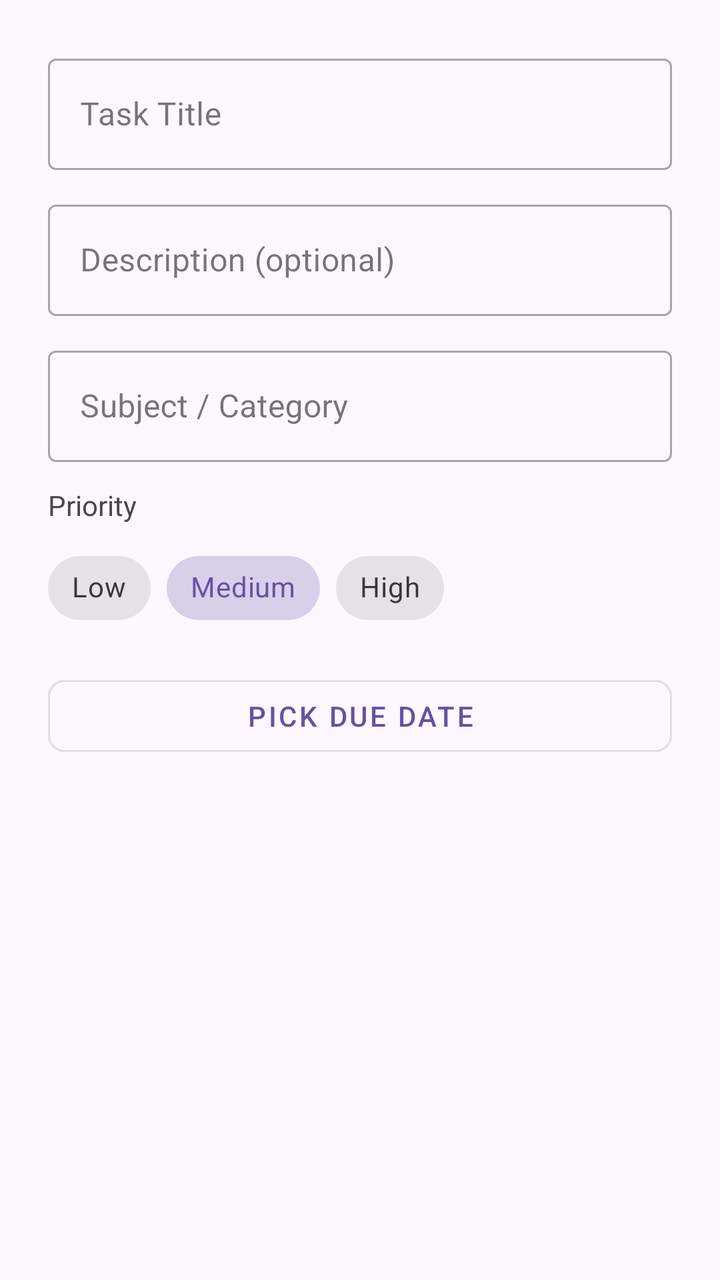
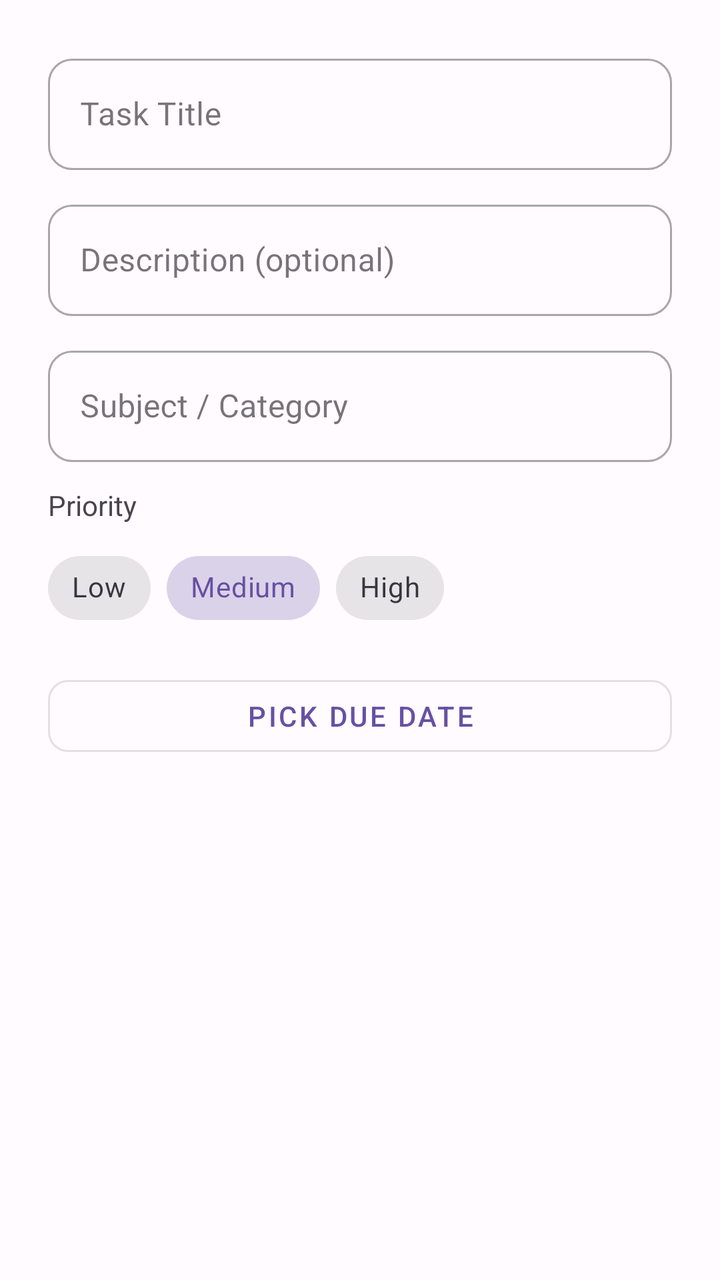

Screens rendered from an Android XML layout before and after an edit, with the pre-edit source and the edit as a unified diff.
<!-- AndroidManifest.xml: application theme Theme.StudySyncproject -->
<!-- res/layout/dialog_create_task.xml -->
<?xml version="1.0" encoding="utf-8"?>
<LinearLayout xmlns:android="http://schemas.android.com/apk/res/android"
    xmlns:app="http://schemas.android.com/apk/res-auto"
    android:layout_width="match_parent"
    android:layout_height="wrap_content"
    android:orientation="vertical"
    android:padding="24dp">

    <com.google.android.material.textfield.TextInputLayout
        android:id="@+id/til_title"
        style="@style/Widget.MaterialComponents.TextInputLayout.OutlinedBox"
        android:layout_width="match_parent"
        android:layout_height="wrap_content"
        android:layout_marginBottom="12dp"
        android:hint="Task Title">

        <com.google.android.material.textfield.TextInputEditText
            android:id="@+id/et_title"
            android:layout_width="match_parent"
            android:layout_height="wrap_content"
            android:inputType="text"
            android:maxLines="1" />
    </com.google.android.material.textfield.TextInputLayout>

    <com.google.android.material.textfield.TextInputLayout
        android:id="@+id/til_description"
        style="@style/Widget.MaterialComponents.TextInputLayout.OutlinedBox"
        android:layout_width="match_parent"
        android:layout_height="wrap_content"
        android:layout_marginBottom="12dp"
        android:hint="Description (optional)">

        <com.google.android.material.textfield.TextInputEditText
            android:id="@+id/et_description"
            android:layout_width="match_parent"
            android:layout_height="wrap_content"
            android:inputType="textMultiLine"
            android:maxLines="3" />
    </com.google.android.material.textfield.TextInputLayout>

    <com.google.android.material.textfield.TextInputLayout
        android:id="@+id/til_category"
        style="@style/Widget.MaterialComponents.TextInputLayout.OutlinedBox"
        android:layout_width="match_parent"
        android:layout_height="wrap_content"
        android:layout_marginBottom="12dp"
        android:hint="Subject / Category">

        <com.google.android.material.textfield.TextInputEditText
            android:id="@+id/et_category"
            android:layout_width="match_parent"
            android:layout_height="wrap_content"
            android:inputType="text"
            android:maxLines="1" />
    </com.google.android.material.textfield.TextInputLayout>

    <TextView
        android:layout_width="wrap_content"
        android:layout_height="wrap_content"
        android:layout_marginBottom="8dp"
        android:text="Priority"
        android:textColor="@color/text_secondary"
        android:textSize="14sp" />

    <com.google.android.material.chip.ChipGroup
        android:id="@+id/chip_group_priority"
        android:layout_width="wrap_content"
        android:layout_height="wrap_content"
        android:layout_marginBottom="16dp"
        app:singleSelection="true">

        <com.google.android.material.chip.Chip
            android:id="@+id/chip_low"
            style="@style/Widget.MaterialComponents.Chip.Choice"
            android:layout_width="wrap_content"
            android:layout_height="wrap_content"
            android:text="Low" />

        <com.google.android.material.chip.Chip
            android:id="@+id/chip_medium"
            style="@style/Widget.MaterialComponents.Chip.Choice"
            android:layout_width="wrap_content"
            android:layout_height="wrap_content"
            android:checked="true"
            android:text="Medium" />

        <com.google.android.material.chip.Chip
            android:id="@+id/chip_high"
            style="@style/Widget.MaterialComponents.Chip.Choice"
            android:layout_width="wrap_content"
            android:layout_height="wrap_content"
            android:text="High" />
    </com.google.android.material.chip.ChipGroup>

    <com.google.android.material.button.MaterialButton
        android:id="@+id/btn_pick_date"
        style="@style/Widget.MaterialComponents.Button.OutlinedButton"
        android:layout_width="match_parent"
        android:layout_height="48dp"
        android:text="Pick Due Date"
        app:cornerRadius="8dp" />

</LinearLayout>
<!-- resources referenced by this layout -->
<resources>
  <color name="text_secondary">#49454F</color>
  <style name="Theme.StudySyncproject" parent="Base.Theme.StudySyncproject" />
  <style name="Base.Theme.StudySyncproject" parent="Theme.Material3.DayNight.NoActionBar">
          <item name="colorPrimary">@color/primary</item>
          <item name="colorPrimaryDark">@color/primary_dark</item>
      </style>
  <color name="primary">#6750A4</color>
  <color name="primary_dark">#4F378B</color>
</resources>

<!-- the commit's change to res/layout/dialog_create_task.xml (unified diff, before → after) -->
@@ -4,14 +4,14 @@
     android:layout_width="match_parent"
     android:layout_height="wrap_content"
     android:orientation="vertical"
-    android:padding="24dp">
+    android:padding="@dimen/space_2xl">
 
     <com.google.android.material.textfield.TextInputLayout
         android:id="@+id/til_title"
-        style="@style/Widget.MaterialComponents.TextInputLayout.OutlinedBox"
+        style="@style/Widget.StudySync.TextInputLayout"
         android:layout_width="match_parent"
         android:layout_height="wrap_content"
-        android:layout_marginBottom="12dp"
+        android:layout_marginBottom="@dimen/space_md"
         android:hint="Task Title">
 
         <com.google.android.material.textfield.TextInputEditText
@@ -24,10 +24,10 @@
 
     <com.google.android.material.textfield.TextInputLayout
         android:id="@+id/til_description"
-        style="@style/Widget.MaterialComponents.TextInputLayout.OutlinedBox"
+        style="@style/Widget.StudySync.TextInputLayout"
         android:layout_width="match_parent"
         android:layout_height="wrap_content"
-        android:layout_marginBottom="12dp"
+        android:layout_marginBottom="@dimen/space_md"
         android:hint="Description (optional)">
 
         <com.google.android.material.textfield.TextInputEditText
@@ -40,10 +40,10 @@
 
     <com.google.android.material.textfield.TextInputLayout
         android:id="@+id/til_category"
-        style="@style/Widget.MaterialComponents.TextInputLayout.OutlinedBox"
+        style="@style/Widget.StudySync.TextInputLayout"
         android:layout_width="match_parent"
         android:layout_height="wrap_content"
-        android:layout_marginBottom="12dp"
+        android:layout_marginBottom="@dimen/space_md"
         android:hint="Subject / Category">
 
         <com.google.android.material.textfield.TextInputEditText
@@ -57,7 +57,7 @@
     <TextView
         android:layout_width="wrap_content"
         android:layout_height="wrap_content"
-        android:layout_marginBottom="8dp"
+        android:layout_marginBottom="@dimen/space_sm"
         android:text="Priority"
         android:textColor="@color/text_secondary"
         android:textSize="14sp" />
@@ -66,7 +66,7 @@
         android:id="@+id/chip_group_priority"
         android:layout_width="wrap_content"
         android:layout_height="wrap_content"
-        android:layout_marginBottom="16dp"
+        android:layout_marginBottom="@dimen/space_lg"
         app:singleSelection="true">
 
         <com.google.android.material.chip.Chip
@@ -94,10 +94,10 @@
 
     <com.google.android.material.button.MaterialButton
         android:id="@+id/btn_pick_date"
-        style="@style/Widget.MaterialComponents.Button.OutlinedButton"
+        style="@style/Widget.StudySync.Button.Outlined"
         android:layout_width="match_parent"
         android:layout_height="48dp"
         android:text="Pick Due Date"
-        app:cornerRadius="8dp" />
+        app:cornerRadius="@dimen/radius_sm" />
 
 </LinearLayout>
<!-- resource entries referenced after the edit -->
@@ -1,12 +1,42 @@
 <!-- resources referenced by this layout -->
 <resources>
   <color name="text_secondary">#49454F</color>
+  <dimen name="radius_sm">10dp</dimen>
+  <dimen name="space_2xl">24dp</dimen>
+  <dimen name="space_lg">16dp</dimen>
+  <dimen name="space_md">12dp</dimen>
+  <dimen name="space_sm">8dp</dimen>
+  <style name="Widget.StudySync.Button.Outlined" parent="Widget.MaterialComponents.Button.OutlinedButton">
+          <item name="android:layout_height">@dimen/button_height</item>
+          <item name="cornerRadius">@dimen/radius_md</item>
+      </style>
+  <style name="Widget.StudySync.TextInputLayout" parent="Widget.MaterialComponents.TextInputLayout.OutlinedBox">
+          <item name="boxCornerRadiusTopStart">@dimen/radius_md</item>
+          <item name="boxCornerRadiusTopEnd">@dimen/radius_md</item>
+          <item name="boxCornerRadiusBottomStart">@dimen/radius_md</item>
+          <item name="boxCornerRadiusBottomEnd">@dimen/radius_md</item>
+          <item name="hintTextColor">@color/text_secondary</item>
+      </style>
   <style name="Theme.StudySyncproject" parent="Base.Theme.StudySyncproject" />
+  <dimen name="button_height">52dp</dimen>
+  <dimen name="radius_md">12dp</dimen>
   <style name="Base.Theme.StudySyncproject" parent="Theme.Material3.DayNight.NoActionBar">
           <item name="colorPrimary">@color/primary</item>
+          <item name="colorOnPrimary">@color/on_primary</item>
+          <item name="colorSecondary">@color/secondary</item>
+          <item name="colorOnSecondary">@color/on_secondary</item>
+          <item name="colorSurface">@color/surface</item>
+          <item name="android:colorBackground">@color/background</item>
+          <item name="colorError">@color/error</item>
           <item name="colorPrimaryDark">@color/primary_dark</item>
       </style>
   <color name="primary">#6750A4</color>
+  <color name="on_primary">#FFFFFF</color>
+  <color name="secondary">#625B71</color>
+  <color name="on_secondary">#FFFFFF</color>
+  <color name="surface">#FFFBFE</color>
+  <color name="background">#FFFBFE</color>
+  <color name="error">#B3261E</color>
   <color name="primary_dark">#4F378B</color>
 </resources>
 
